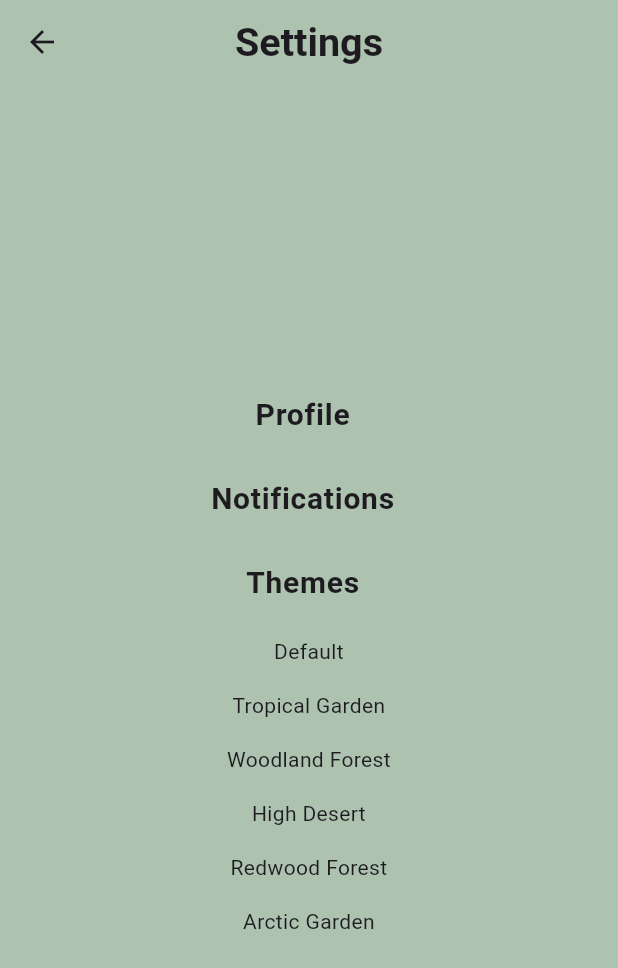
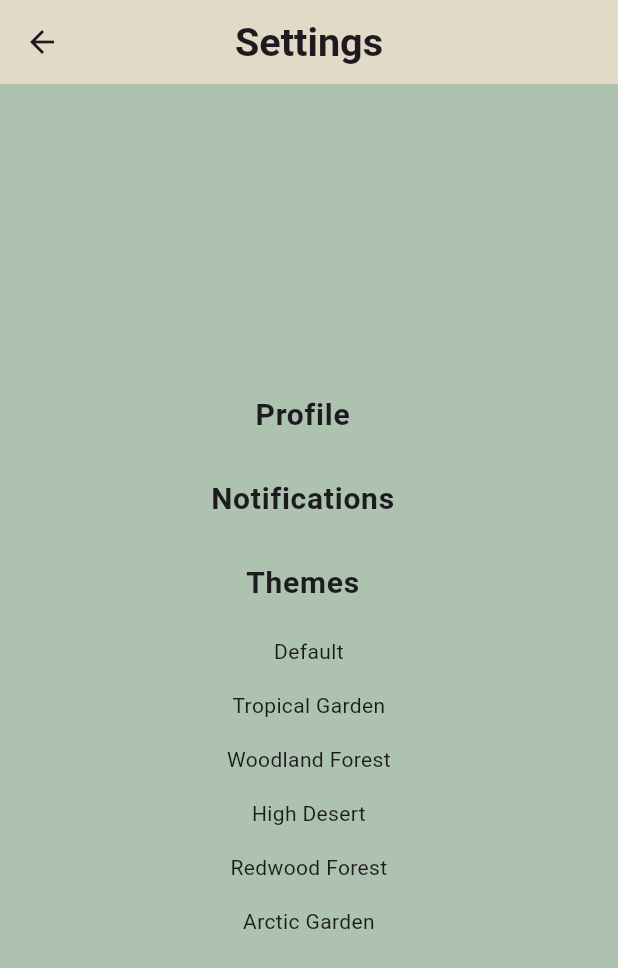
Before and after one commit to Brandon-T-Yates/terra_tutor, a Flutter app: the SettingsPage screen opened directly, on a phone screen of 412 x 824 dp. Shown: the top 968 px of the screen. Run offline on Flutter 3.47's test engine with Material 3 defaults, Android fonts, the phone set to English and light mode, and no system bars.

Commit message:
Changed colors of certain items. Waiting on other devs to change all colors.

```diff
--- a/lib/Global_Elements/bottom_navigation.dart
+++ b/lib/Global_Elements/bottom_navigation.dart
@@ -1,4 +1,5 @@
 import 'package:flutter/material.dart';
+import 'colors.dart';
 
 class BottomNavigation extends StatelessWidget {
   final int selectedIndex;
@@ -10,7 +11,7 @@ class BottomNavigation extends StatelessWidget {
     required this.selectedIndex,
     required this.onTap,
     this.selectedItemColor = const Color.fromARGB(255, 242, 233, 216),
-    this.backgroundColor = const Color(0xFFADC2AF),
+    this.backgroundColor = AppColors.navBar,
     super.key,
   });
 
--- a/lib/Global_Elements/colors.dart
+++ b/lib/Global_Elements/colors.dart
@@ -3,21 +3,21 @@ import 'package:flutter/material.dart';
 class AppColors
 {
   // Background color
-  static const Color primaryColor = Color(0x00e2d9c7);
+  static const Color primaryColor = Color.fromARGB(255, 226, 217, 199);
 
   // Widget tile color
-  static const Color uiTile = Color(0x00FBF26C);
+  static const Color uiTile = Color.fromARGB(255, 251, 241, 108);
 
   // Top and bottom Nav bar color
-  static const Color navBar = Color(0x00C3D161);
+  static const Color navBar = Color.fromARGB(255, 194, 209, 97);
 
   // Menu icon highlight box color
-  static const Color menuIconHighLight = Color(0x00FFFFFF); // Transparency will be ajusted upon icon tsting
+  static const Color menuIconHighLight = Color.fromARGB(255, 255, 255, 255); // Transparency will be ajusted upon icon tsting
 
   // Menu icon colors
-  static const Color menuIconClicked = Color(0x00000000);
-  static const Color menuIconUnclicked = Color(0x007F7F7F);
+  static const Color menuIconClicked = Color.fromARGB(255, 0, 0, 0);
+  static const Color menuIconUnclicked = Color.fromARGB(255, 127, 127, 127);
 
   // Font color
-  static const Color fontColor = Color(0x00000000);
+  static const Color fontColor = Color.fromARGB(255, 0, 0, 0);
 }
--- a/lib/Global_Elements/settings_page.dart
+++ b/lib/Global_Elements/settings_page.dart
@@ -1,4 +1,5 @@
 import 'package:flutter/material.dart';
+import 'colors.dart';
 
 class SettingsPage extends StatelessWidget {
   const SettingsPage({super.key});
@@ -14,11 +15,11 @@ class SettingsPage extends StatelessWidget {
             fontSize: Theme.of(context).textTheme.titleLarge!.fontSize! * 1.2,
           ),
         ),
-        backgroundColor: const Color(0xFFADC2AF),
+        backgroundColor: AppColors.primaryColor,
         centerTitle: true,
       ),
       body: Container(
-        color: const Color(0xFFADC2AF),
+        color: const Color(0xFFADC2AF), // Change color after color from palette is decided
         child: const Center(
           child: Column(
             mainAxisAlignment: MainAxisAlignment.center,
--- a/lib/Global_Elements/top_navigation.dart
+++ b/lib/Global_Elements/top_navigation.dart
@@ -1,12 +1,13 @@
 import 'package:flutter/material.dart';
 import 'settings_page.dart';
+import 'colors.dart';
 
 class TopNavigation extends StatelessWidget implements PreferredSizeWidget {
   final Color backgroundColor;
   final Color iconColor;
 
   const TopNavigation({
-    this.backgroundColor = const Color(0xFFADC2AF),
+    this.backgroundColor = AppColors.navBar,
     this.iconColor = Colors.black,
     super.key,
   });
--- a/lib/Global_Elements/ui_tiles.dart
+++ b/lib/Global_Elements/ui_tiles.dart
@@ -1,4 +1,5 @@
 import 'package:flutter/material.dart';
+import 'colors.dart';
 
 enum TextAlignOption { center, topLeft }
 
@@ -30,7 +31,7 @@ class UiTile extends StatelessWidget {
     this.height = 180,
     this.margin = const EdgeInsets.only(left: 30),
     this.borderRadius = const BorderRadius.all(Radius.circular(12)),
-    this.backgroundColor = const Color(0xFFADC2AF),
+    this.backgroundColor = AppColors.uiTile,
     this.shadowColor = Colors.grey,
     this.spreadRadius = 1,
     this.blurRadius = 7,
--- a/lib/Screens/login_screen.dart
+++ b/lib/Screens/login_screen.dart
@@ -1,5 +1,6 @@
 import 'package:flutter/material.dart';
 import '/Global_Elements/user_input_text_field.dart';
+import '/Global_Elements/colors.dart';
 
 class LoginScreen extends StatelessWidget {
   const LoginScreen({super.key});
@@ -12,7 +13,7 @@ class LoginScreen extends StatelessWidget {
     //Top nav bar
     return Scaffold(
       appBar: AppBar(
-        backgroundColor: const Color(0xFFADC2AF),
+        backgroundColor: AppColors.primaryColor,
         elevation: 0,
         title:
             const Text('signin', style: TextStyle(color: Colors.transparent)),
--- a/lib/Screens/sign_up_screen.dart
+++ b/lib/Screens/sign_up_screen.dart
@@ -1,5 +1,6 @@
 import 'package:flutter/material.dart';
 import '/Global_Elements/user_input_text_field.dart';
+import '/Global_Elements/colors.dart';
 
 class SignUpPage extends StatelessWidget {
   final TextEditingController firstNameController = TextEditingController();
@@ -13,9 +14,9 @@ class SignUpPage extends StatelessWidget {
   @override
   Widget build(BuildContext context) {
     return Scaffold(
-      backgroundColor: const Color(0xFFADC2AF),
+      backgroundColor: AppColors.primaryColor,
       appBar: AppBar(
-        backgroundColor: const Color(0xFFADC2AF),
+        backgroundColor: AppColors.primaryColor,
         elevation: 0,
         leading: IconButton(
           icon: const Icon(Icons.arrow_back, color: Colors.black),
```
Also changed, not shown: lib/main.dart (+23 -12 lines).
